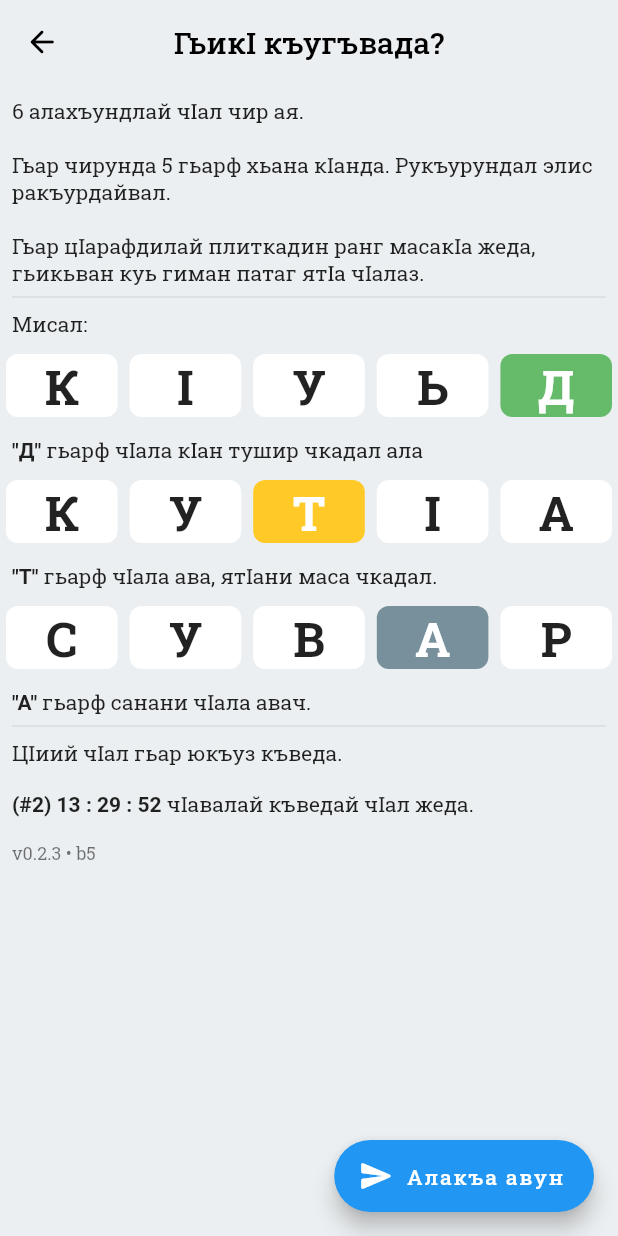
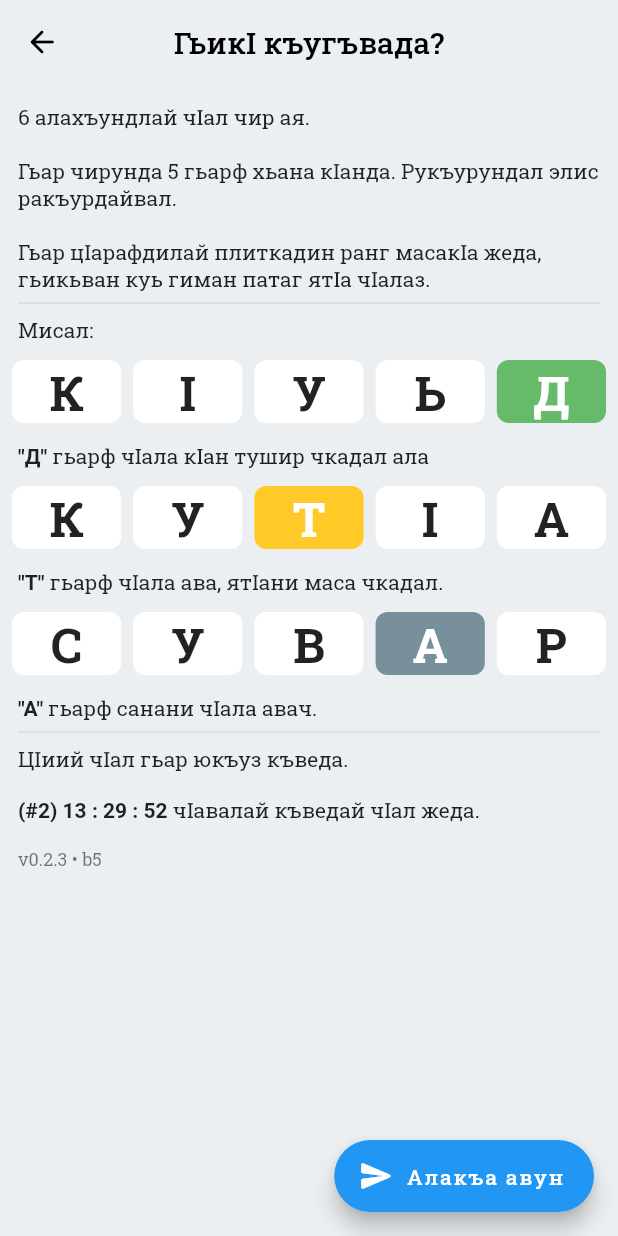
Before and after one commit to raxysstudios/mecel, a Flutter app: the HelpScreen screen opened directly, on a phone screen of 412 x 824 dp. Run offline on Flutter 3.47's test engine with Material 2 defaults, Android fonts, the light colour scheme and no system bars; our stand-ins replace google_fonts, package_info_plus.

Commit message:
Fix spacing

```diff
--- a/lib/modules/help/screens/help.dart
+++ b/lib/modules/help/screens/help.dart
@@ -29,7 +29,7 @@ class HelpScreen extends StatelessWidget {
         label: const Text('Алакъа авун'),
       ),
       body: ListView(
-        padding: const EdgeInsets.only(bottom: 76),
+        padding: const EdgeInsets.fromLTRB(4, 4, 4, 76),
         children: [
           const Padding(
             padding: EdgeInsets.all(8),
```
